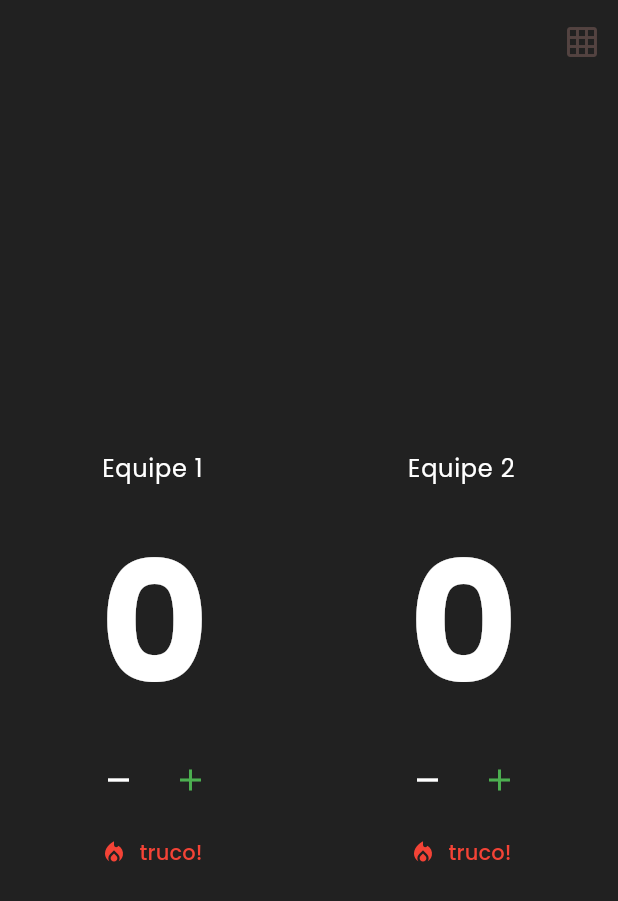
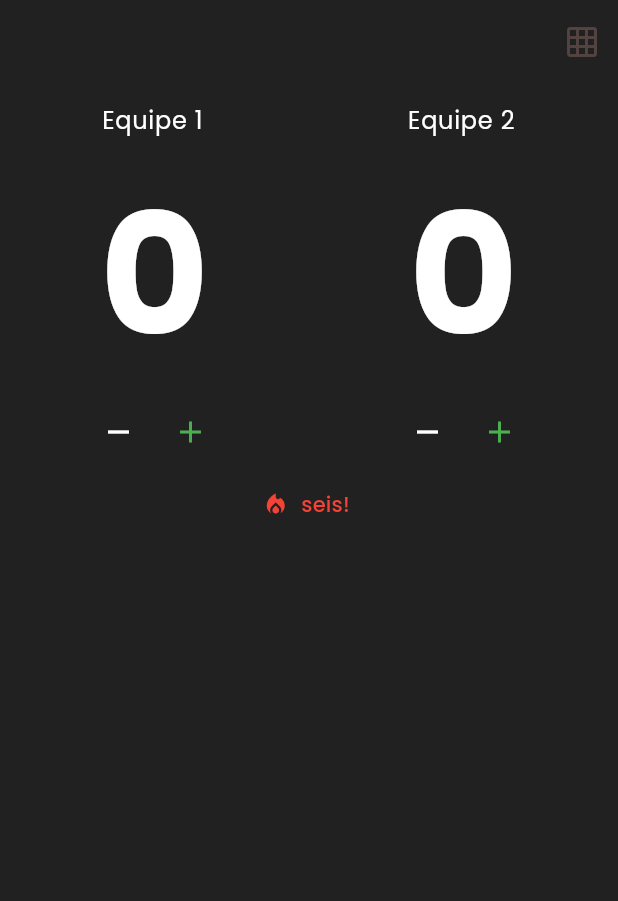
Before and after one commit to alessonjrt/marcatruco, a Flutter app: the screen it shows after launch, after a tap on "truco!", on a phone screen of 412 x 824 dp. Shown: the top 901 px of the screen. Run offline on Flutter 3.47's test engine with Material 3 defaults, Android fonts, the phone set to English and light mode, and no system bars; our stand-ins replace google_fonts, lottie.

Commit message:
added truco button

```diff
--- a/lib/features/score_board/score_board_controller.dart
+++ b/lib/features/score_board/score_board_controller.dart
@@ -1,3 +1,4 @@
+import 'package:cardmate/shared/enums/rise_mode.dart';
 import 'package:flutter/material.dart';
 
 
@@ -5,6 +6,8 @@ import 'package:flutter/material.dart';
 class ScoreBoardController extends ChangeNotifier {
   int _team1Score = 0;
   int _team2Score = 0;
+
+  RiseMode raiseMode = RiseMode.none;
 
   int get team1Score => _team1Score;
   int get team2Score => _team2Score;
--- a/lib/features/score_board/score_board_screen.dart
+++ b/lib/features/score_board/score_board_screen.dart
@@ -1,4 +1,5 @@
 import 'package:cardmate/shared/widgets/score_widget.dart';
+import 'package:cardmate/shared/widgets/truco_button.dart';
 import 'package:flutter/material.dart';
 import 'package:cardmate/features/score_board/score_board_controller.dart';
 
@@ -32,24 +33,21 @@ class _ScoreBoardPageState extends State<ScoreBoardPage> {
         ],
       ),
       body: Center(
-        child: buildLayout(),
+        child: _buildLayout(),
       ),
     );
   }
 
-  Widget buildLayout() {
-    return _buildRowLayout();
-  }
-
-  Widget _buildRowLayout() {
-    return Row(
+  Widget _buildLayout() {
+    return Column(
+      children: [
+        Row(
           crossAxisAlignment: CrossAxisAlignment.center,
           mainAxisAlignment: MainAxisAlignment.spaceBetween,
           children: [
             Expanded(
               child: AnimatedBuilder(
                 animation: _scoreBoardController,
-
                 builder: (context, child) => ScoreWidget(
                   teamName: "Equipe 1",
                   score: _scoreBoardController.team1Score,
@@ -72,37 +70,9 @@ class _ScoreBoardPageState extends State<ScoreBoardPage> {
               ),
             ),
           ],
-    );
-  }
+        ),
+        TrucoButton(onRiseModeChanged: (value) => {},)
 
-  Widget _buildColumn() {
-    return Column(
-      mainAxisAlignment: MainAxisAlignment.center,
-      children: <Widget>[
-        Expanded(
-          child: AnimatedBuilder(
-            animation: _scoreBoardController,
-            builder: (context, child) {
-              return ScoreWidget(
-                  teamName: "Equipe 1",
-                  score: _scoreBoardController.team1Score,
-                  onAdd: _scoreBoardController.addPointTeam1,
-                  onSubtract: _scoreBoardController.subtractPointTeam1);
-            },
-          ),
-        ),
-        Expanded(
-          child: AnimatedBuilder(
-            animation: _scoreBoardController,
-            builder: (context, child) {
-              return ScoreWidget(
-                  teamName: "Equipe 2",
-                  score: _scoreBoardController.team2Score,
-                  onAdd: _scoreBoardController.addPointTeam2,
-                  onSubtract: _scoreBoardController.subtractPointTeam2);
-            },
-          ),
-        ),
       ],
     );
   }
--- /dev/null
+++ b/lib/shared/enums/rise_mode.dart
@@ -0,0 +1 @@
+enum RiseMode { none, truco, six, nine, twelve }
--- a/lib/shared/widgets/score_widget.dart
+++ b/lib/shared/widgets/score_widget.dart
@@ -47,7 +47,7 @@ class _ScoreWidgetState extends State<ScoreWidget> {
                     borderSide: BorderSide(color: Colors.transparent),
                   ),
                   focusedBorder: UnderlineInputBorder(
-                    borderSide: BorderSide(color: Colors.transparent),
+                    borderSide: BorderSide(color: Color.fromARGB(0, 234, 221, 221)),
                   ),
                 ),
                 style: const TextStyle(color: Colors.white),
@@ -84,16 +84,6 @@ class _ScoreWidgetState extends State<ScoreWidget> {
                       onPressed: widget.onAdd),
                 ],
               ),
-              TextButton.icon(
-                  label: const Text(
-                    'truco!',
-                    style: TextStyle(color: Colors.red),
-                  ),
-                  onPressed: () {},
-                  icon: const Icon(
-                    Icons.local_fire_department,
-                    color: Colors.red,
-                  ))
             ],
           ),
         ),
--- /dev/null
+++ b/lib/shared/widgets/truco_button.dart
@@ -0,0 +1,87 @@
+import 'package:cardmate/shared/enums/rise_mode.dart';
+import 'package:flutter/material.dart';
+
+class TrucoButton extends StatefulWidget {
+  final ValueChanged<RiseMode> onRiseModeChanged;
+
+  const TrucoButton({Key? key, required this.onRiseModeChanged}) : super(key: key);
+
+  @override
+  State<TrucoButton> createState() => _TrucoButtonState();
+}
+
+class _TrucoButtonState extends State<TrucoButton> {
+  RiseMode _currentMode = RiseMode.none;
+
+  void _nextMode() {
+    setState(() {
+      switch (_currentMode) {
+        case RiseMode.none:
+          _currentMode = RiseMode.truco;
+          break;
+        case RiseMode.truco:
+          _currentMode = RiseMode.six;
+          break;
+        case RiseMode.six:
+          _currentMode = RiseMode.nine;
+          break;
+        case RiseMode.nine:
+          _currentMode = RiseMode.twelve;
+          break;
+        case RiseMode.twelve:
+          _currentMode = RiseMode.none;
+          break;
+      }
+      widget.onRiseModeChanged(_currentMode);
+    });
+  }
+
+  String _getButtonLabel() {
+    switch (_currentMode) {
+      case RiseMode.none:
+        return 'truco!';
+      case RiseMode.truco:
+        return 'seis!';
+      case RiseMode.six:
+        return 'nove!';
+      case RiseMode.nine:
+        return 'doze!';
+      case RiseMode.twelve:
+        return 'ta valendo 12!';
+      default:
+        return 'Start Truco';
+    }
+  }
+
+  Color _getButtonColor() {
+    switch (_currentMode) {
+      case RiseMode.none:
+        return Colors.black;
+      case RiseMode.truco:
+        return Colors.red;
+      case RiseMode.six:
+        return Colors.orange;
+      case RiseMode.nine:
+        return Colors.blue;
+      case RiseMode.twelve:
+        return Colors.green;
+      default:
+        return Colors.black;
+    }
+  }
+
+  @override
+  Widget build(BuildContext context) {
+    return TextButton.icon(
+      label: Text(
+        _getButtonLabel(),
+        style: TextStyle(color: _getButtonColor()),
+      ),
+      onPressed: _nextMode,
+      icon: Icon(
+        Icons.local_fire_department,
+        color: _getButtonColor(),
+      ),
+    );
+  }
+}
```
Lines whose indentation alone changed are shown as unchanged.
